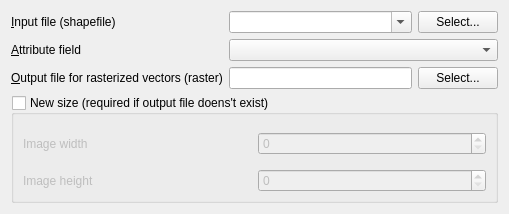
Before: the Qt Designer form qgis/python/plugins/GdalTools/tools/widgetRasterize.ui in sourcepole/qgis, drawn with Qt 5.
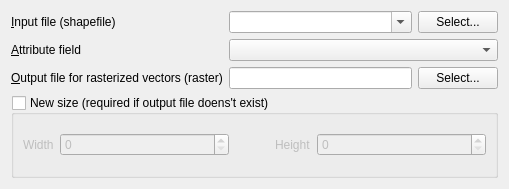
After: the same form once the commit is applied.

The edit to the form file:
```diff
--- a/qgis/python/plugins/GdalTools/tools/widgetRasterize.ui
+++ b/qgis/python/plugins/GdalTools/tools/widgetRasterize.ui
@@ -7,7 +7,7 @@
     <x>0</x>
     <y>0</y>
     <width>509</width>
-    <height>214</height>
+    <height>189</height>
    </rect>
   </property>
   <property name="sizePolicy">
@@ -123,14 +123,17 @@
      <property name="checked">
       <bool>false</bool>
      </property>
-     <layout class="QGridLayout" name="gridLayout">
-      <property name="bottomMargin">
-       <number>0</number>
-      </property>
+     <layout class="QGridLayout" name="gridLayout_7">
       <item row="0" column="0">
-       <widget class="QLabel" name="label_4">
+       <widget class="QLabel" name="label_11">
+        <property name="sizePolicy">
+         <sizepolicy hsizetype="Fixed" vsizetype="Preferred">
+          <horstretch>0</horstretch>
+          <verstretch>0</verstretch>
+         </sizepolicy>
+        </property>
         <property name="text">
-         <string>Image width</string>
+         <string>Width</string>
         </property>
        </widget>
       </item>
@@ -141,14 +144,23 @@
         </property>
        </widget>
       </item>
-      <item row="1" column="0">
-       <widget class="QLabel" name="label_5">
+      <item row="0" column="2">
+       <widget class="QLabel" name="label_12">
+        <property name="sizePolicy">
+         <sizepolicy hsizetype="Fixed" vsizetype="Preferred">
+          <horstretch>0</horstretch>
+          <verstretch>0</verstretch>
+         </sizepolicy>
+        </property>
         <property name="text">
-         <string>Image height</string>
+         <string>Height</string>
+        </property>
+        <property name="indent">
+         <number>40</number>
         </property>
        </widget>
       </item>
-      <item row="1" column="1">
+      <item row="0" column="3">
        <widget class="QSpinBox" name="heightSpin">
         <property name="maximum">
          <number>999999</number>
```
